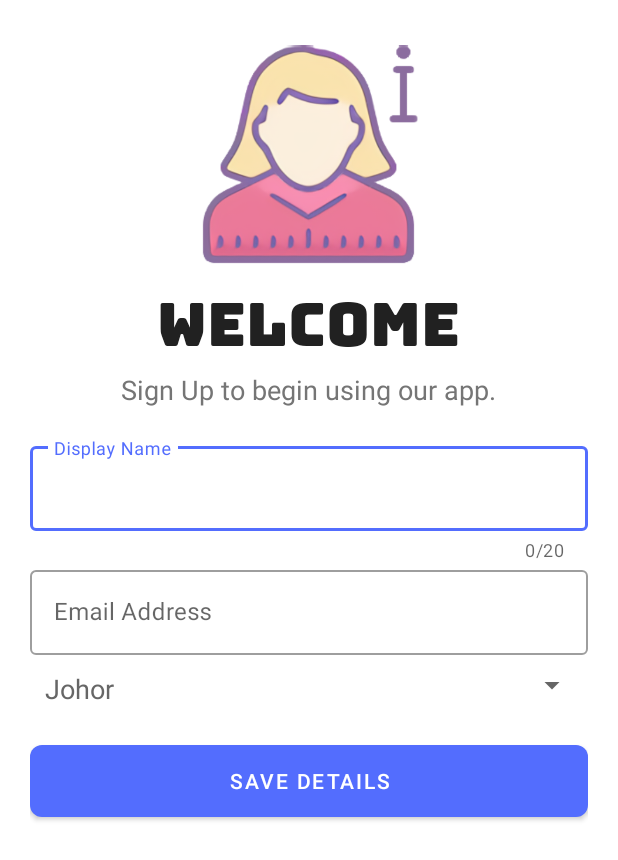
After one commit to skessler79/Covid_Tracking_App, an Android app: the TestAddDetailsActivity screen opened directly, with no data from a screen before it, on a phone screen of 412 x 824 dp. The commit adds this screen. Shown: the top 860 px of the screen. Run offline under Robolectric (Android 15) with nearby library versions, the phone set to English and light mode, and no system bars; our stand-ins replace Firebase (no records; nobody signed in at launch, a user with empty details on screens opened directly).

Commit message:
changed add details page and QR success message

```diff
--- /dev/null
+++ b/Covid19ContactTracing/app/src/main/java/com/example/covid_19contacttracing/TestAddDetailsActivity.java
@@ -0,0 +1,136 @@
+package com.example.covid_19contacttracing;
+
+import androidx.annotation.NonNull;
+import androidx.appcompat.app.AppCompatActivity;
+
+import android.content.Intent;
+import android.os.Bundle;
+import android.view.View;
+import android.widget.AdapterView;
+import android.widget.ArrayAdapter;
+import android.widget.Button;
+import android.widget.EditText;
+import android.widget.Spinner;
+import android.widget.Toast;
+
+import com.google.android.gms.tasks.OnCompleteListener;
+import com.google.android.gms.tasks.Task;
+import com.google.android.material.textfield.TextInputLayout;
+import com.google.firebase.auth.FirebaseAuth;
+import com.google.firebase.firestore.DocumentReference;
+import com.google.firebase.firestore.FirebaseFirestore;
+
+import java.util.ArrayList;
+import java.util.HashMap;
+import java.util.Map;
+
+public class TestAddDetailsActivity extends AppCompatActivity implements AdapterView.OnItemSelectedListener
+{
+
+    // Connecting to Firebase Authentication and Firestore Database
+    FirebaseAuth firebaseAuth;
+    FirebaseFirestore fStore;
+
+    // Declaring Views variables
+//    EditText fullName, email;
+    TextInputLayout displayName, email;
+    Spinner statesSpinner;
+    Button saveBtn;
+
+    String userID;
+    String selectedState;
+    String emailPattern = "[a-zA-Z0-9._-]+@[a-z]+\\.+[a-z.]+";
+
+    @Override
+    protected void onCreate(Bundle savedInstanceState)
+    {
+        super.onCreate(savedInstanceState);
+        setContentView(R.layout.activity_test_add_details);
+
+        // Initializing Views
+        displayName = findViewById(R.id.display_name);
+        statesSpinner = findViewById(R.id.state_spinner);
+        email = findViewById(R.id.user_email);
+        saveBtn = findViewById(R.id.saveBtn);
+
+        // Setting up states spinner
+        ArrayAdapter adapter = ArrayAdapter.createFromResource(this, R.array.statesArray, R.layout.states_spinner_layout);
+        adapter.setDropDownViewResource(R.layout.states_spinner_dropdown_layout);
+        statesSpinner.setAdapter(adapter);
+        statesSpinner.setOnItemSelectedListener(this);
+
+        // Initializing firebase variables
+        firebaseAuth = FirebaseAuth.getInstance();
+        fStore = FirebaseFirestore.getInstance();
+
+        userID = firebaseAuth.getCurrentUser().getUid();
+
+        // Connecting to Firestore Database for users
+        DocumentReference docRef = fStore.collection("users").document(userID);
+
+        // Save button event listener
+        saveBtn.setOnClickListener(new View.OnClickListener()
+        {
+            @Override
+            public void onClick(View v)
+            {
+                if(!displayName.getEditText().getText().toString().isEmpty() && !email.getEditText().getText().toString().isEmpty())
+                {
+                    String userEmail = email.getEditText().getText().toString();
+
+                    // Check if email is correct format
+                    if(userEmail.trim().matches(emailPattern))
+                    {
+                        String name = displayName.getEditText().getText().toString();
+                        Map<String, Object> user = new HashMap<>();
+                        ArrayList<CustomerHistory> history = new ArrayList<>();
+                        user.put("fullName", name);
+                        user.put("currentState", selectedState);
+                        user.put("email", userEmail);
+                        user.put("status", "Normal");
+                        user.put("history", history);
+
+                        // On complete event listener for Firestore
+                        docRef.set(user).addOnCompleteListener(new OnCompleteListener<Void>()
+                        {
+                            @Override
+                            public void onComplete(@NonNull Task<Void> task)
+                            {
+                                if(task.isSuccessful())
+                                {
+                                    startActivity(new Intent(getApplicationContext(), TestDrawerActivity.class));
+                                    finish();
+                                }
+                                else
+                                {
+                                    Toast.makeText(TestAddDetailsActivity.this, "Data is not inserted.", Toast.LENGTH_SHORT).show();
+                                }
+                            }
+                        });
+                    }
+                    else
+                    {
+                        Toast.makeText(getApplicationContext(),"Invalid email address", Toast.LENGTH_SHORT).show();
+                    }
+                }
+                else
+                {
+                    Toast.makeText(TestAddDetailsActivity.this, "All fields are required.", Toast.LENGTH_SHORT).show();
+                    return;
+                }
+            }
+        });
+    }
+
+    @Override
+    public void onItemSelected(AdapterView<?> adapterView, View view, int position, long id)
+    {
+        selectedState = adapterView.getSelectedItem().toString();
+    }
+
+    @Override
+    public void onNothingSelected(AdapterView<?> adapterView)
+    {
+
+    }
+}
--- /dev/null
+++ b/Covid19ContactTracing/app/src/main/res/layout/activity_test_add_details.xml
@@ -0,0 +1,100 @@
+<?xml version="1.0" encoding="utf-8"?>
+<LinearLayout xmlns:android="http://schemas.android.com/apk/res/android"
+    xmlns:app="http://schemas.android.com/apk/res-auto"
+    xmlns:tools="http://schemas.android.com/tools"
+    android:layout_width="match_parent"
+    android:layout_height="match_parent"
+    tools:context=".TestAddDetailsActivity"
+    android:orientation="vertical"
+    android:background="@color/white"
+    android:padding="20dp">
+
+    <ImageView
+        android:layout_width="150dp"
+        android:layout_height="150dp"
+        android:src="@drawable/person_avatar"
+        android:layout_gravity="center"
+        android:layout_marginTop="10dp"/>
+
+    <TextView
+        android:layout_width="wrap_content"
+        android:layout_height="wrap_content"
+        android:text="Welcome"
+        android:textSize="40sp"
+        android:fontFamily="@font/bungee"
+        android:layout_marginTop="-15dp"
+        android:layout_gravity="center"
+        android:textColor="@color/otp_text_primary"/>
+
+    <TextView
+        android:layout_width="wrap_content"
+        android:layout_height="wrap_content"
+        android:text="Sign Up to begin using our app."
+        android:textColor="@color/otp_text_secondary"
+        android:textSize="18sp"
+        android:layout_gravity="center"
+        android:layout_marginTop="-20dp"/>
+
+    <LinearLayout
+        android:layout_width="match_parent"
+        android:layout_height="wrap_content"
+        android:orientation="vertical"
+        android:layout_marginTop="20dp"
+        android:layout_marginBottom="20dp">
+
+        <com.google.android.material.textfield.TextInputLayout
+            android:id="@+id/display_name"
+            android:layout_width="match_parent"
+            android:layout_height="wrap_content"
+            android:hint="Display Name"
+            app:counterEnabled="true"
+            app:counterMaxLength="20"
+            style="@style/Widget.MaterialComponents.TextInputLayout.OutlinedBox">
+
+            <com.google.android.material.textfield.TextInputEditText
+                android:layout_width="match_parent"
+                android:layout_height="wrap_content"
+                android:inputType="text" />
+
+        </com.google.android.material.textfield.TextInputLayout>
+
+        <com.google.android.material.textfield.TextInputLayout
+            android:id="@+id/user_email"
+            android:layout_width="match_parent"
+            android:layout_height="wrap_content"
+            android:hint="Email Address"
+            style="@style/Widget.MaterialComponents.TextInputLayout.OutlinedBox">
+
+            <com.google.android.material.textfield.TextInputEditText
+                android:layout_width="match_parent"
+                android:layout_height="wrap_content"
+                android:inputType="text" />
+
+        </com.google.android.material.textfield.TextInputLayout>
+
+        <com.google.android.material.textfield.TextInputLayout
+            android:layout_width="match_parent"
+            android:layout_height="wrap_content"
+            android:hint="State of Residence"
+            style="@style/Widget.MaterialComponents.TextInputLayout.OutlinedBox">
+
+            <Spinner
+                android:id="@+id/state_spinner"
+                android:layout_width="match_parent"
+                android:layout_height="40dp"
+                android:entries="@array/statesArray"
+                android:layout_marginLeft="10dp" />
+
+        </com.google.android.material.textfield.TextInputLayout>
+
+    </LinearLayout>
+
+    <Button
+        android:id="@+id/saveBtn"
+        android:layout_width="match_parent"
+        android:layout_height="wrap_content"
+        android:text="SAVE DETAILS"
+        android:background="@drawable/otp_background_button"
+        android:textColor="#fff" />
+
+</LinearLayout>
--- a/Covid19ContactTracing/app/src/main/res/layout/states_spinner_layout.xml
+++ b/Covid19ContactTracing/app/src/main/res/layout/states_spinner_layout.xml
@@ -5,6 +5,6 @@
     android:text="State of Residence"
     android:textSize="18sp"
     android:paddingTop="10dp"
-    android:textColor="#E9EAEE">
+    android:textColor="#666666">
 
 </CheckedTextView>
```
Also changed, not shown: Covid19ContactTracing/app/src/main/AndroidManifest.xml (+6 -2 lines), Covid19ContactTracing/app/src/main/java/com/example/covid_19contacttracing/Customer.java (+10 -3 lines), Covid19ContactTracing/app/src/main/java/com/example/covid_19contacttracing/CustomerHistoryActivity.java (+48 -3 lines), Covid19ContactTracing/app/src/main/java/com/example/covid_19contacttracing/CustomerProfileFragment.java (+53 -3 lines), Covid19ContactTracing/app/src/main/java/com/example/covid_19contacttracing/HistoryProgramAdapter.java (+10 -8 lines), Covid19ContactTracing/app/src/main/java/com/example/covid_19contacttracing/TestDrawerActivity.java (+17 -9 lines), Covid19ContactTracing/app/src/main/java/com/example/covid_19contacttracing/VerifyOTPActivity.java (+38 -5 lines), Covid19ContactTracing/app/src/main/res/layout/history_single_item.xml (+4 -3 lines), Covid19ContactTracing/app/src/main/res/drawable/person_avatar.png (added), Covid19ContactTracing/app/src/main/res/font/bungee.ttf (added).
